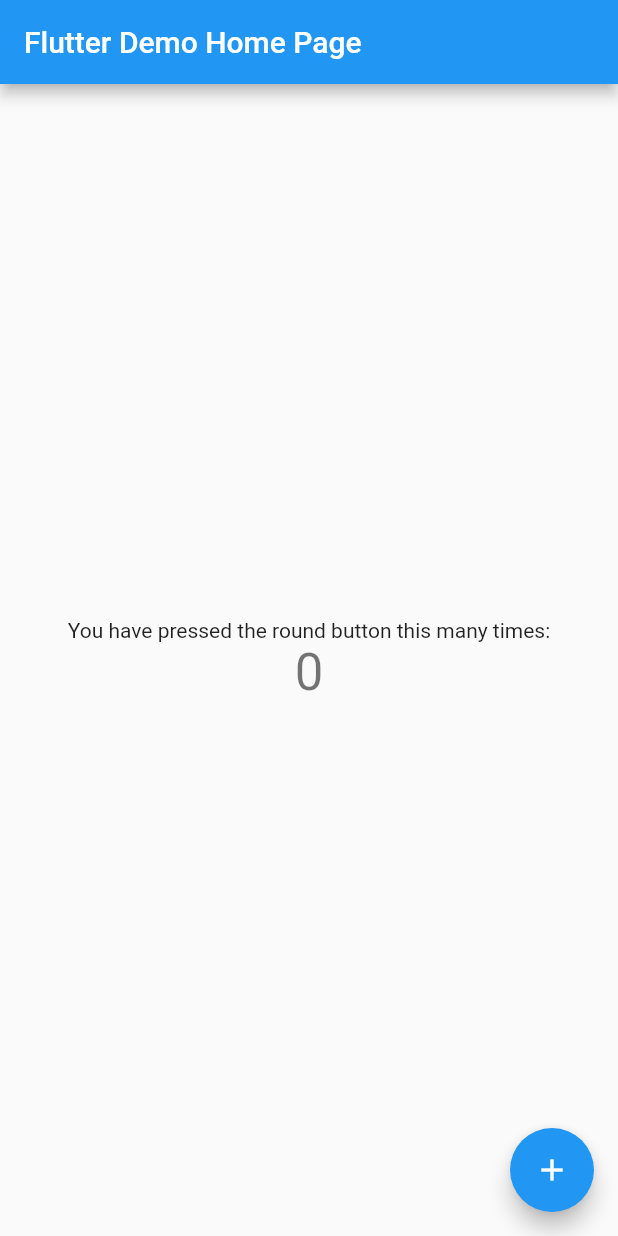
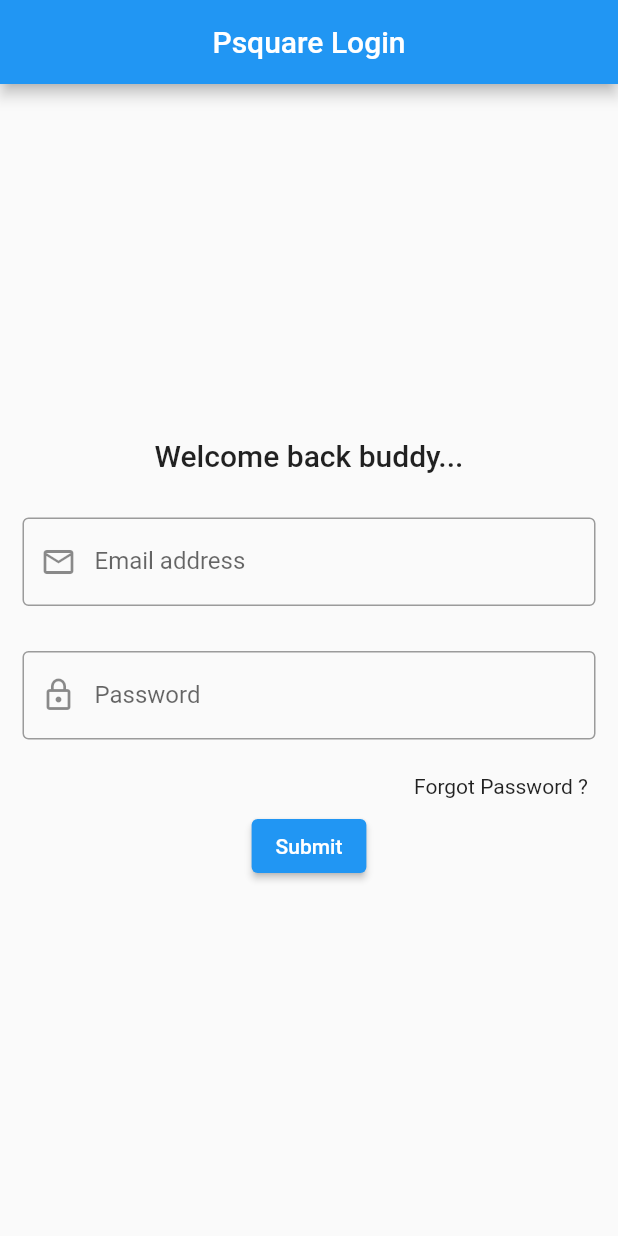
Before and after one commit to kishore0102/psquare-android-client, a Flutter app: the screen it shows after launch, on a phone screen of 412 x 824 dp. Run offline on Flutter 3.47's test engine with Material 2 defaults, Android fonts, the phone set to English and light mode, and no system bars.

Commit message:
login signup own code

```diff
--- /dev/null
+++ b/lib/forgotpassword.dart
@@ -0,0 +1,19 @@
+import 'package:flutter/material.dart';
+
+class ForgotPassword extends StatelessWidget {
+  @override
+  Widget build(BuildContext context) {
+    return Scaffold(
+      appBar: AppBar(
+        title: Text('Forgot Password'),
+        automaticallyImplyLeading: false,
+        centerTitle: true,
+      ),
+      body: Column(
+        children: <Widget>[
+          Text('This is forgot password page'),
+        ],
+      ),
+    );
+  }
+}
--- /dev/null
+++ b/lib/login.dart
@@ -0,0 +1,147 @@
+import 'dart:convert';
+import 'package:flutter/material.dart';
+import 'package:http/http.dart';
+
+class Login extends StatefulWidget {
+  @override
+  _LoginState createState() => _LoginState();
+}
+
+class _LoginState extends State<Login> {
+  final loginViewTitle = 'Psquare Login';
+  final _formKey = GlobalKey<FormState>();
+  final Map<String, dynamic> formData = {'email': null, 'password': null};
+
+  bool validateEmail(String value) {
+    Pattern pattern =
+        r'^(([^<>()[\]\\.,;:\s@\"]+(\.[^<>()[\]\\.,;:\s@\"]+)*)|(\".+\"))@((\[[0-9]{1,3}\.[0-9]{1,3}\.[0-9]{1,3}\.[0-9]{1,3}\])|(([a-zA-Z\-0-9]+\.)+[a-zA-Z]{2,}))$';
+    RegExp regex = new RegExp(pattern);
+    return (!regex.hasMatch(value)) ? false : true;
+  }
+
+  String psquareURL =
+      'https://psquare-springboot-service.herokuapp.com/api/user/login';
+  Map<String, String> headers = {"Content-type": "application/json"};
+
+  void handleLoginSubmit() async {
+    if (_formKey.currentState.validate()) {
+      print("Processing...");
+      _formKey.currentState.save();
+      print(formData);
+      final msg = jsonEncode(formData);
+      Response response = await post(psquareURL, headers: headers, body: msg);
+      int statusCode = response.statusCode;
+      print(statusCode);
+      String body = response.body;
+      print(body);
+    }
+  }
+
+  @override
+  Widget build(BuildContext context) {
+    return WillPopScope(
+      onWillPop: () async => false,
+      child: Scaffold(
+        appBar: AppBar(
+          title: Text(loginViewTitle),
+          centerTitle: true,
+          automaticallyImplyLeading: false,
+        ),
+        body: Column(
+          mainAxisAlignment: MainAxisAlignment.center,
+          children: <Widget>[
+            Text(
+              'Welcome back buddy...',
+              style: Theme.of(context).textTheme.headline6,
+            ),
+            SizedBox(
+              height: 15,
+            ),
+            Form(
+              key: _formKey,
+              child: Column(
+                crossAxisAlignment: CrossAxisAlignment.start,
+                children: <Widget>[
+                  Padding(
+                    padding: EdgeInsets.all(15),
+                    child: TextFormField(
+                      decoration: InputDecoration(
+                        border: OutlineInputBorder(),
+                        labelText: 'Email address',
+                        hintText: 'Enter Your email address',
+                        prefixIcon: Icon(Icons.mail_outline),
+                      ),
+                      validator: (value) {
+                        if (!validateEmail(value)) {
+                          return 'Please enter valid mail address';
+                        }
+                        return null;
+                      },
+                      onSaved: (String value) {
+                        formData['email'] = value;
+                      },
+                    ),
+                  ),
+                  Padding(
+                    padding: EdgeInsets.all(15),
+                    child: TextFormField(
+                      decoration: InputDecoration(
+                          border: OutlineInputBorder(),
+                          labelText: 'Password',
+                          hintText: 'Enter Password',
+                          prefixIcon: Icon(Icons.lock_outline)),
+                      obscureText: true,
+                      validator: (value) {
+                        if (value.isEmpty) {
+                          return 'Please enter password';
+                        }
+                        return null;
+                      },
+                      onSaved: (String value) {
+                        formData['password'] = value;
+                      },
+                    ),
+                  ),
+                  SizedBox(
+                    height: 8,
+                  ),
+                  Row(
+                    mainAxisAlignment: MainAxisAlignment.end,
+                    children: <Widget>[
+                      new GestureDetector(
+                        onTap: () {
+                          Navigator.of(context).pushReplacementNamed(
+                            '/forgotpassword',
+                            arguments: '',
+                          );
+                        },
+                        child: new Text('Forgot Password ?'),
+                      ),
+                      SizedBox(
+                        width: 20,
+                      ),
+                    ],
+                  ),
+                  SizedBox(
+                    height: 8,
+                  ),
+                  Row(
+                    mainAxisAlignment: MainAxisAlignment.center,
+                    children: <Widget>[
+                      ElevatedButton(
+                        onPressed: () {
+                          handleLoginSubmit();
+                        },
+                        child: Text('Submit'),
+                      ),
+                    ],
+                  ),
+                ],
+              ),
+            ),
+          ],
+        ),
+      ),
+    );
+  }
+}
--- a/lib/main.dart
+++ b/lib/main.dart
@@ -1,65 +1,18 @@
 import 'package:flutter/material.dart';
+import './route_generator.dart';
 
 void main() {
-  runApp(MyApp());
+  runApp(PsquareApp());
 }
 
-class MyApp extends StatelessWidget {
-  // This widget is the root of your application.
+class PsquareApp extends StatelessWidget {
   @override
   Widget build(BuildContext context) {
     return MaterialApp(
-      title: 'Flutter Demo',
-      theme: ThemeData(
-        primarySwatch: Colors.blue,
-      ),
-      home: MyHomePage(title: 'Flutter Demo Home Page'),
+      debugShowCheckedModeBanner: false,
+      theme: ThemeData.light(),
+      initialRoute: '/login',
+      onGenerateRoute: RouteGenerator.generateRoute,
     );
   }
 }
-
-class MyHomePage extends StatefulWidget {
-  MyHomePage({Key key, this.title}) : super(key: key);
-  final String title;
-
-  @override
-  _MyHomePageState createState() => _MyHomePageState();
-}
-
-class _MyHomePageState extends State<MyHomePage> {
-  int _counter = 0;
-
-  void _incrementCounter() {
-    setState(() {
-      _counter++;
-    });
-  }
-
-  @override
-  Widget build(BuildContext context) {
-    return Scaffold(
-      appBar: AppBar(
-        title: Text(widget.title),
-      ),
-      body: Center(
-        child: Column(
-          mainAxisAlignment: MainAxisAlignment.center,
-          children: <Widget>[
-            Text(
-              'You have pressed the round button this many times:',
-            ),
-            Text(
-              '$_counter',
-              style: Theme.of(context).textTheme.headline4,
-            ),
-          ],
-        ),
-      ),
-      floatingActionButton: FloatingActionButton(
-        onPressed: _incrementCounter,
-        tooltip: 'Increment',
-        child: Icon(Icons.add),
-      ),
-    );
-  }
-}
--- /dev/null
+++ b/lib/route_generator.dart
@@ -0,0 +1,37 @@
+import 'package:flutter/material.dart';
+import 'homepage.dart';
+import 'login.dart';
+import 'register.dart';
+import 'forgotpassword.dart';
+
+class RouteGenerator {
+  static Route<dynamic> generateRoute(RouteSettings settings) {
+    final args = settings.arguments;
+
+    switch (settings.name) {
+      case '/login':
+        return MaterialPageRoute(builder: (_) => Login());
+      case '/':
+        return MaterialPageRoute(builder: (_) => Homepage());
+      case '/register':
+        return MaterialPageRoute(builder: (_) => Register());
+      case '/forgotpassword':
+        return MaterialPageRoute(builder: (_) => ForgotPassword());
+      default:
+        return _errorRoute();
+    }
+  }
+
+  static Route<dynamic> _errorRoute() {
+    return MaterialPageRoute(builder: (_) {
+      return Scaffold(
+        appBar: AppBar(
+          title: Text('Error'),
+        ),
+        body: Center(
+          child: Text('ERROR'),
+        ),
+      );
+    });
+  }
+}
--- a/pubspec.yaml
+++ b/pubspec.yaml
@@ -24,10 +24,10 @@
   flutter:
     sdk: flutter
 
-
   # The following adds the Cupertino Icons font to your application.
   # Use with the CupertinoIcons class for iOS style icons.
   cupertino_icons: ^1.0.2
+  http: 0.12.2
 
 dev_dependencies:
   flutter_test:
```
Also changed, not shown: lib/homepage.dart (added, +77 -0 lines), lib/register.dart (added, +19 -0 lines), pubspec.lock, 2 other files.
